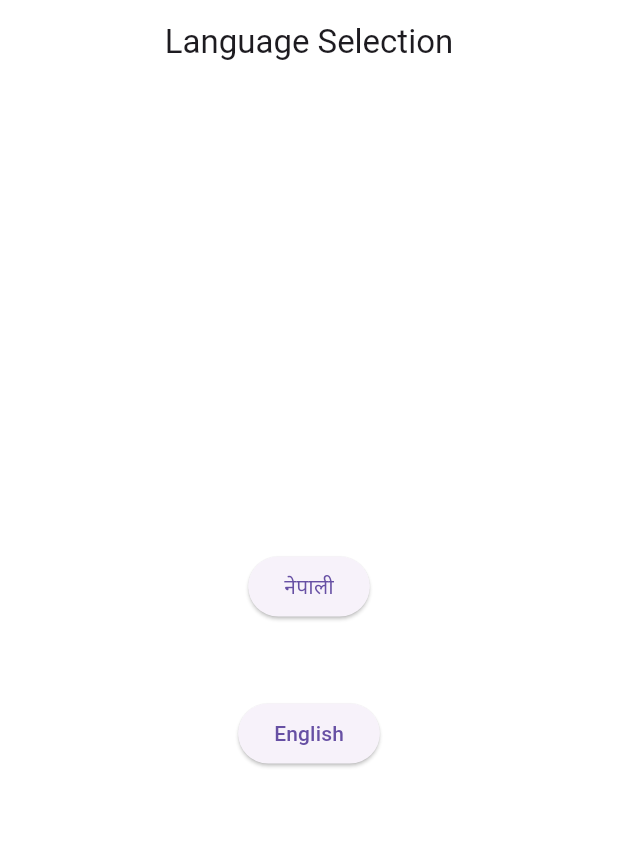
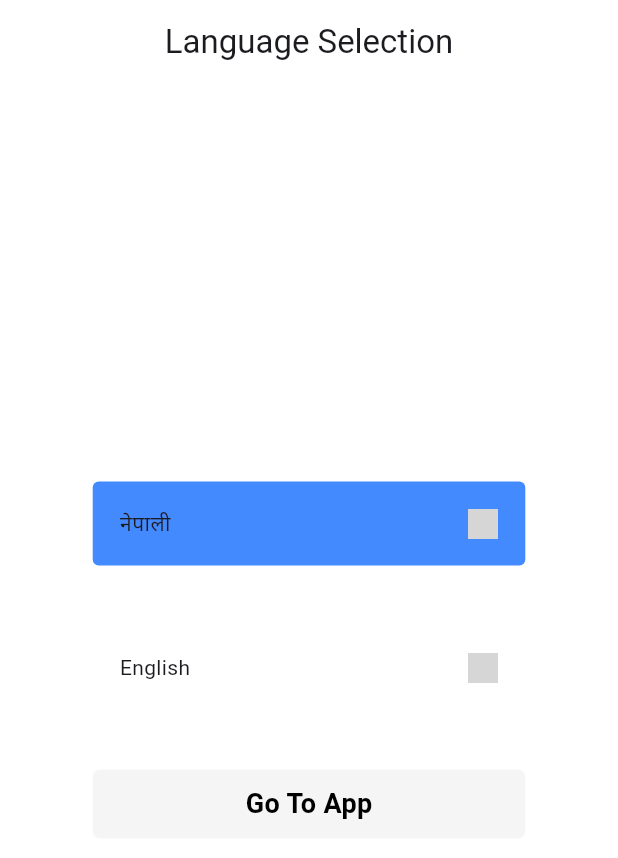
Before and after one commit to aman-shrestha/user_list, a Flutter app: the screen it shows after launch, on a phone screen of 412 x 824 dp. Shown: the top 858 px of the screen. Run offline on Flutter 3.47's test engine with Material 3 defaults, Android fonts, the phone set to English and light mode, and no system bars; our stand-ins replace get, keyboard_dismisser; network calls fail; grey boxes are pictures that could not be loaded.

Commit message:
designing language selection part

```diff
--- a/lib/app/modules/home/views/home_view.dart
+++ b/lib/app/modules/home/views/home_view.dart
@@ -6,36 +6,127 @@ import 'package:view_user/app/modules/user_list/views/user_list_view.dart';
 import '../controllers/home_controller.dart';
 
 class HomeView extends GetView<HomeController> {
-  const HomeView({super.key});
+  var index = 0.obs;
+  HomeView({super.key});
+
   @override
   Widget build(BuildContext context) {
     return Scaffold(
-      backgroundColor: Colors.white,
+      backgroundColor: Colors.white, // Make scaffold background transparent
       appBar: AppBar(
-        backgroundColor: Colors.white,
+        backgroundColor: Colors.transparent, // Transparent to see the gradient
+        elevation: 0,
         title: const Text('Language Selection'),
         centerTitle: true,
       ),
       body: Container(
         width: double.infinity,
+        height: double.infinity, // ensure full height
+        decoration: const BoxDecoration(
+            // gradient: LinearGradient(
+            //   colors: [
+            //     Color(0xFFADD8E6),
+            //     Color(0x000000ff),
+            //   ], // You can choose any colors
+            //   begin: Alignment.topCenter,
+            //   end: Alignment.bottomCenter,
+            // ),
+            ),
         child: Column(
           crossAxisAlignment: CrossAxisAlignment.center,
           mainAxisAlignment: MainAxisAlignment.center,
           children: [
-            ElevatedButton(
-              onPressed: () {
-                Get.updateLocale(const Locale('ne', 'NP'));
+            // Text(
+            //   "Language Selection",
+            //   style: TextStyle(
+            //       fontSize: 30,
+            //       color: Colors.black,
+            //       fontWeight: FontWeight.bold),
+            // ),
+            // SizedBox(height: 40),
+            Obx(
+              () => GestureDetector(
+                onTap: () {
+                  index.value = 0;
+                  Get.updateLocale(const Locale('ne', 'NP'));
+                },
+                child: Container(
+                  padding: EdgeInsets.all(18),
+                  width: MediaQuery.of(context).size.width * 0.7,
+                  decoration: BoxDecoration(
+                    color: index.value == 0
+                        ? Colors.blueAccent
+                        : Colors.white.withOpacity(0.8),
+                    borderRadius: BorderRadius.circular(4),
+                  ),
+                  child: Center(
+                    child: Row(
+                      mainAxisAlignment: MainAxisAlignment.spaceBetween,
+                      children: [
+                        Text('नेपाली'),
+                        Image.network(
+                          width: 20,
+                          "https://static-00.iconduck.com/assets.00/nepal-icon-461x512-no7dj88n.png",
+                        ),
+                      ],
+                    ),
+                  ),
+                ),
+              ),
+            ),
+            SizedBox(height: 40),
+            Obx(
+              () => GestureDetector(
+                onTap: () {
+                  index.value = 1;
+                  Get.updateLocale(const Locale('en', 'US'));
+                },
+                child: Container(
+                  padding: EdgeInsets.all(18),
+                  width: MediaQuery.of(context).size.width * 0.7,
+                  decoration: BoxDecoration(
+                    color: index.value == 1
+                        ? Colors.blueAccent
+                        : Colors.white.withOpacity(0.8),
+                    borderRadius: BorderRadius.circular(4),
+                  ),
+                  child: Center(
+                    child: Row(
+                      mainAxisAlignment: MainAxisAlignment.spaceBetween,
+                      children: [
+                        Text('English'),
+                        Image.network(
+                          width: 20,
+                          "https://upload.wikimedia.org/wikipedia/commons/thumb/a/a9/Flag_of_the_United_States_%28DoS_ECA_Color_Standard%29.svg/1920px-Flag_of_the_United_States_%28DoS_ECA_Color_Standard%29.svg.png",
+                        ),
+                      ],
+                    ),
+                  ),
+                ),
+              ),
+            ),
+            SizedBox(height: 40),
+            GestureDetector(
+              onTap: () {
                 Get.to(UserListView());
               },
-              child: Text('नेपाली'),
-            ),
-            SizedBox(height: 50),
-            ElevatedButton(
-              onPressed: () {
-                Get.updateLocale(const Locale('en', 'US'));
-                Get.to(UserListView());
-              },
-              child: Text('English'),
+              child: Container(
+                padding: EdgeInsets.all(10),
+                width: MediaQuery.of(context).size.width * 0.7,
+                decoration: BoxDecoration(
+                    borderRadius: BorderRadius.circular(5),
+                    color: Colors.grey.withOpacity(0.1)),
+                child: Center(
+                  child: Text(
+                    "Go To App",
+                    style: TextStyle(
+                      color: Colors.black,
+                      fontWeight: FontWeight.bold,
+                      fontSize: 18,
+                    ),
+                  ),
+                ),
+              ),
             ),
           ],
         ),
--- a/lib/app/routes/app_pages.dart
+++ b/lib/app/routes/app_pages.dart
@@ -23,7 +23,7 @@ class AppPages {
   static final routes = [
     GetPage(
       name: _Paths.HOME,
-      page: () => const HomeView(),
+      page: () => HomeView(),
       binding: HomeBinding(),
     ),
     GetPage(
--- a/pubspec.yaml
+++ b/pubspec.yaml
@@ -40,6 +40,7 @@ dependencies:
   http:
   keyboard_dismisser:
   flutter_localization:
+  country_flags:
 
 
 
```
Also changed, not shown: pubspec.lock.
